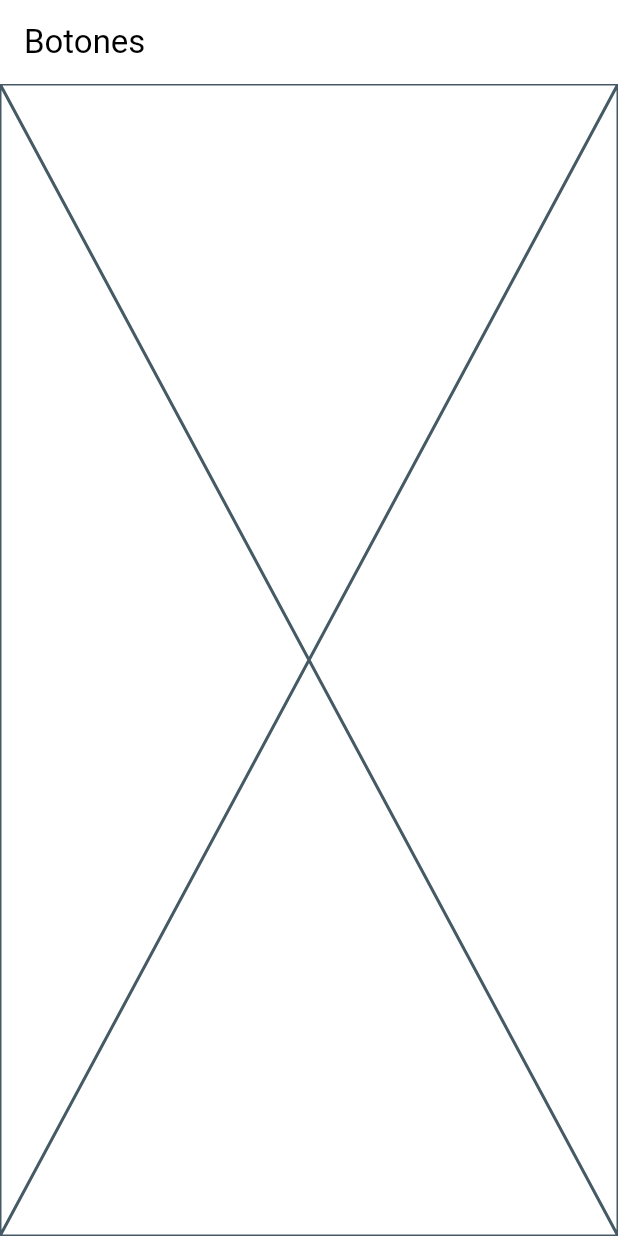
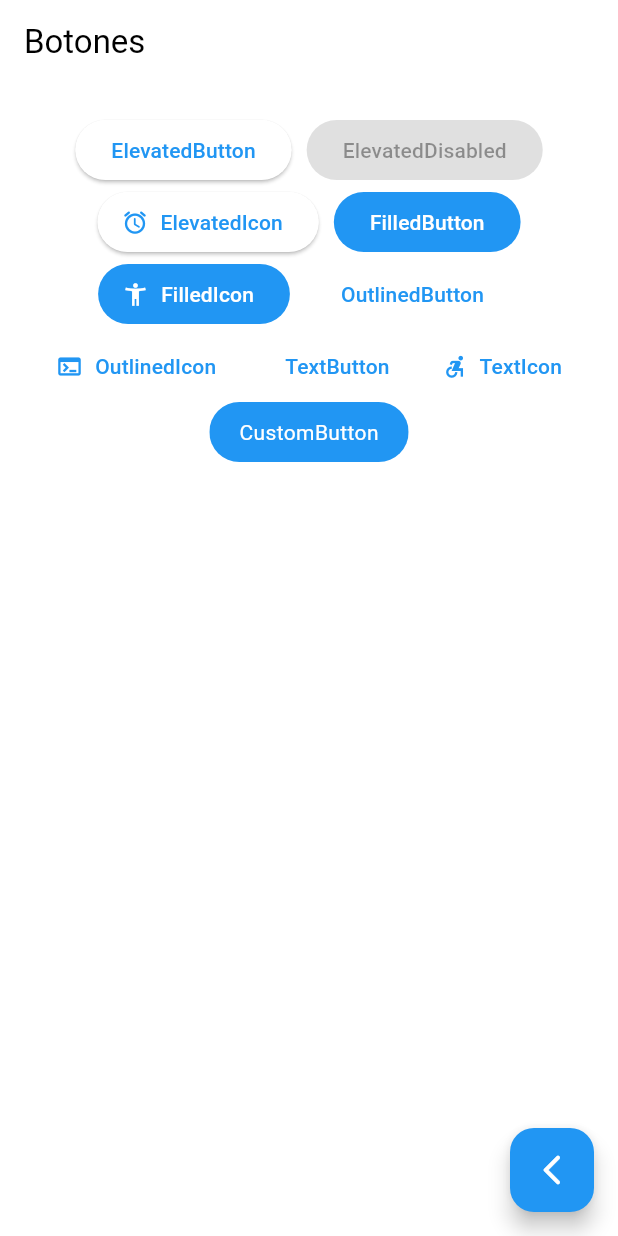
Before and after one commit to MelvinRB27/flutter-course, a Flutter app: the ButtonsScreen screen opened by its route, on a phone screen of 412 x 824 dp. Run offline on Flutter 3.47's test engine with Material 3 defaults, Android fonts, the phone set to English and light mode, and no system bars; our stand-ins replace go_router.

Commit message:
button screen finish

```diff
--- a/lib/presentation/screen/buttons/buttons_screen.dart
+++ b/lib/presentation/screen/buttons/buttons_screen.dart
@@ -1,4 +1,5 @@
 import 'package:flutter/material.dart';
+import 'package:go_router/go_router.dart';
 
 class ButtonsScreen extends StatelessWidget {
   static const String name = "Buttons_Screen";
@@ -10,7 +11,84 @@
       appBar: AppBar(
         title: const Text('Botones'),
       ),
-      body: const Placeholder(),
+      body: const _ButtonsView(),
+      floatingActionButton: FloatingActionButton(
+          child: const Icon(Icons.arrow_back_ios_new_rounded),
+          onPressed: () {
+            context.pop();
+          }),
     );
   }
 }
+
+class _ButtonsView extends StatelessWidget {
+  const _ButtonsView();
+
+  @override
+  Widget build(BuildContext context) {
+    return SizedBox(
+      width: double.infinity,
+      child: Padding(
+        padding: const EdgeInsets.symmetric(horizontal: 10, vertical: 20),
+        child: Wrap(
+          spacing: 10,
+          alignment: WrapAlignment.center,
+          children: [
+            ElevatedButton(
+                onPressed: () {}, child: const Text('ElevatedButton')),
+            const ElevatedButton(
+                onPressed: null, child: Text('ElevatedDisabled')),
+            ElevatedButton.icon(
+                onPressed: () {},
+                icon: const Icon(Icons.access_alarm_rounded),
+                label: const Text('ElevatedIcon')),
+            FilledButton(onPressed: () {}, child: const Text('FilledButton')),
+            FilledButton.icon(
+                onPressed: () {},
+                icon: const Icon(Icons.accessibility_new),
+                label: const Text('FilledIcon')),
+            OutlinedButton(
+                onPressed: () {}, child: const Text('OutlinedButton')),
+            OutlinedButton.icon(
+                onPressed: () {},
+                icon: const Icon(Icons.terminal),
+                label: const Text('OutlinedIcon')),
+            TextButton(onPressed: () {}, child: const Text('TextButton')),
+            TextButton.icon(
+                onPressed: () {},
+                icon: const Icon(Icons.accessible_forward_sharp),
+                label: const Text('TextIcon')),
+
+            const CustomButton(), // Add your custom button here
+          ],
+        ),
+      ),
+    );
+  }
+}
+
+class CustomButton extends StatelessWidget {
+  const CustomButton({super.key});
+
+  @override
+  Widget build(BuildContext context) {
+    final colors = Theme.of(context).colorScheme;
+
+    return ClipRRect(
+      borderRadius: BorderRadius.circular(20),
+      child: Material(
+        color: colors.primary,
+        child: InkWell(
+          onTap: () {},
+          child: const Padding(
+            padding: EdgeInsets.symmetric(horizontal: 20, vertical: 10),
+            child: Text(
+              'CustomButton',
+              style: TextStyle(color: Colors.white),
+            ),
+          ),
+        ),
+      ),
+    );
+  }
+}
```
